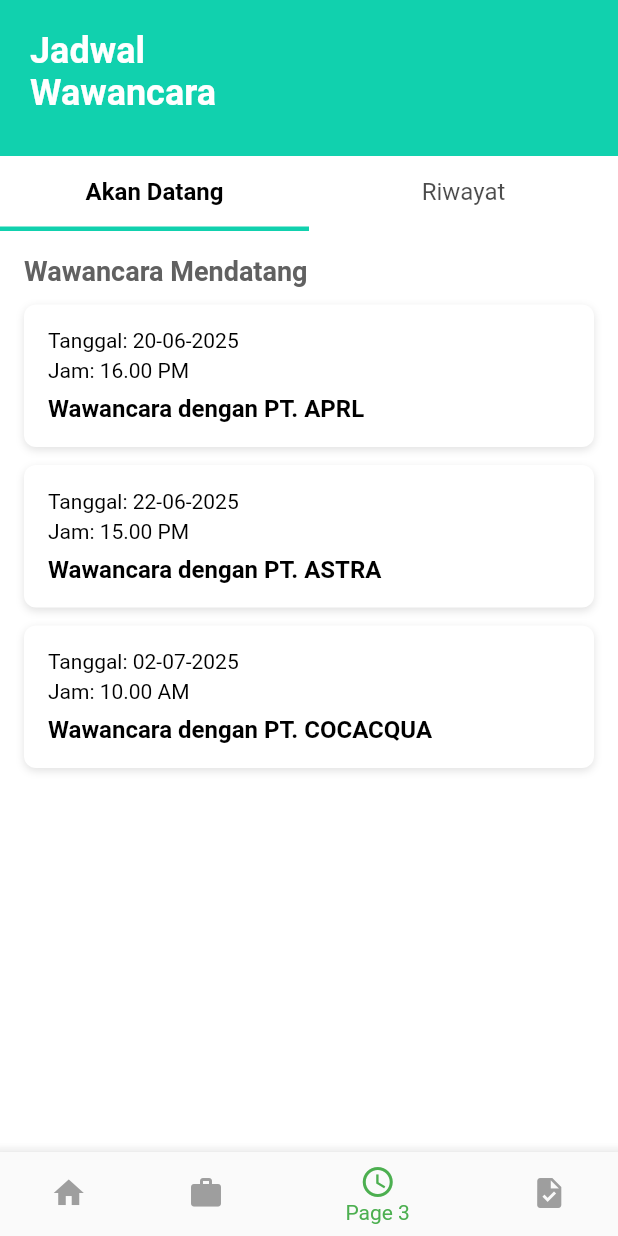
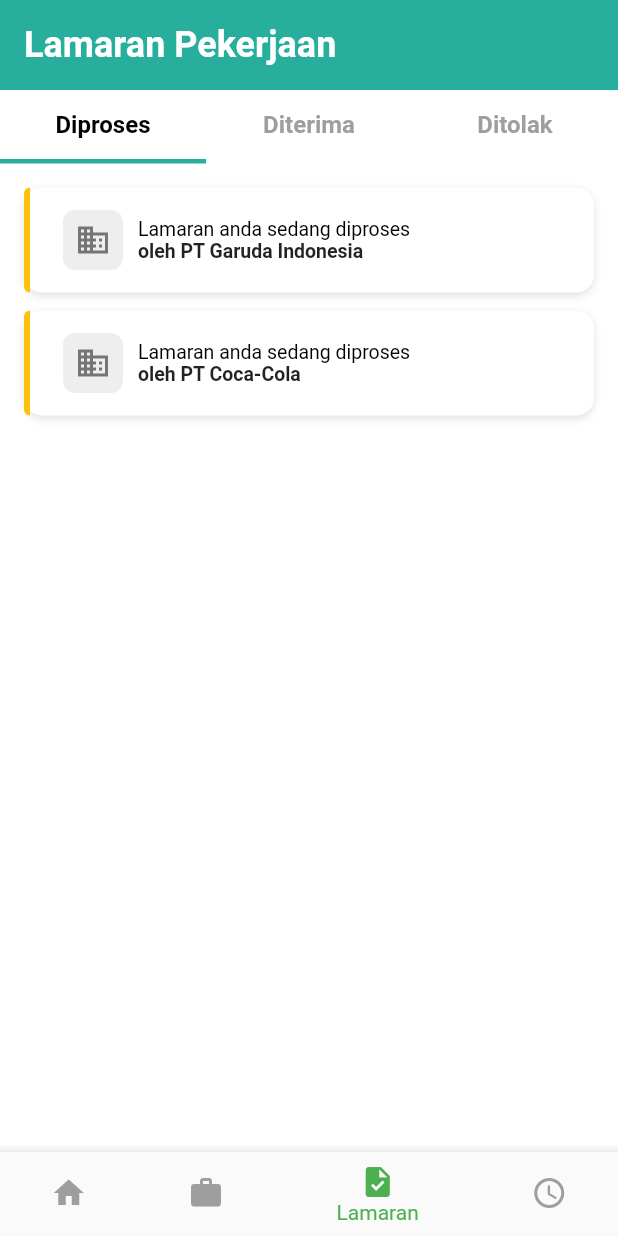
Before and after one commit to SIMPLIX07/KerjaKuy_PPB, a Flutter app: the screen it shows after launch, swiped to page 3, on a phone screen of 412 x 824 dp. Run offline on Flutter 3.47's test engine with Material 3 defaults, Android fonts, the phone set to English and light mode, and no system bars.

Commit message:
Menambah fitur lamaran pada page 3

```diff
--- a/lib/main.dart
+++ b/lib/main.dart
@@ -4,14 +4,110 @@ void main() {
   runApp(const MyApp());
 }
 
-Widget _buildInterviewItem({
+//WIDGET UNTUK PAGE 4
+Widget lamaran({
+  required String companyName,
+  required String status,
+}) {
+  // status lamaran(PAGE 3)
+  Color statusColor;
+  if (status == 'Diproses') {
+    statusColor = Colors.amber;
+  } else if (status == 'Diterima') {
+    statusColor = Colors.green;
+  } else {
+    statusColor = Colors.red;
+  }
+
+  // teks sesuai status(PAGE 3)
+  String message;
+  if (status == 'Diproses') {
+    message = "Lamaran anda sedang diproses";
+  } else if (status == 'Diterima') {
+    message = "Selamat! Lamaran anda diterima";
+  } else {
+    message = "Mohon maaf, lamaran anda belum diterima";
+  }
+
+  return Container(
+    margin: const EdgeInsets.only(bottom: 12),
+    decoration: BoxDecoration(
+      color: Colors.white,
+      borderRadius: BorderRadius.circular(12),
+      boxShadow: [
+        BoxShadow(
+          color: Colors.grey.withOpacity(0.3),
+          blurRadius: 4,
+          offset: Offset(0, 2),
+        ),
+      ],
+    ),
+    child: Row(
+      children: [
+        Container(
+          width: 4,
+          height: 70,
+          decoration: BoxDecoration(
+            color: statusColor,
+            borderRadius: BorderRadius.only(
+              topLeft: Radius.circular(12),
+              bottomLeft: Radius.circular(12),
+            ),
+          ),
+        ),
+        SizedBox(width: 10),
+        Padding(
+          padding: const EdgeInsets.all(12.0),
+          child: Row(
+            children: [
+              Container(
+                width: 40,
+                height: 40,
+                decoration: BoxDecoration(
+                  color: Colors.grey[200],
+                  borderRadius: BorderRadius.circular(8),
+                ),
+                child: Icon(Icons.business, color: Colors.grey[600]),
+              ),
+              SizedBox(width: 10),
+              Column(
+                crossAxisAlignment: CrossAxisAlignment.start,
+                children: [
+                  Text(
+                    message,
+                    style: TextStyle(fontSize: 13, color: Colors.black),
+                  ),
+                  Text(
+                    "oleh $companyName",
+                    style: TextStyle(fontWeight: FontWeight.bold, fontSize: 13),
+                  ),
+                ],
+              ),
+            ],
+          ),
+        ),
+      ],
+    ),
+  );
+}
+
+//WIDGET UNTUK PAGE 4
+Widget wawancara({
   required String date,
   required String time,
   required String company,
   bool isCompleted = false,
 }) {
+
+  Color statusColor;
+
+  if (isCompleted) {
+    statusColor = Colors.green;
+  } else {
+    statusColor = Colors.amber;
+  }
+
   return Container(
-    padding: EdgeInsets.all(16),
     margin: EdgeInsets.only(bottom: 12),
     decoration: BoxDecoration(
       color: Colors.white,
@@ -24,9 +120,33 @@ Widget _buildInterviewItem({
         ),
       ],
     ),
+    child: Row(
+      children: [
+        // Garis indikator di sebelah kiri
+        Container(
+          width: 4,
+          height: 100,
+          decoration: BoxDecoration(
+            color: statusColor,
+            borderRadius: BorderRadius.only(
+              topLeft: Radius.circular(8),
+              bottomLeft: Radius.circular(8),
+            ),
+          ),
+        ),
+        SizedBox(width: 12),
+        // Konten utama
+        Expanded(
+          child: Padding(
+            padding: EdgeInsets.all(12),
             child: Column(
               crossAxisAlignment: CrossAxisAlignment.start,
               children: [
+                // Baris pertama: Tanggal dengan ikon
+                Row(
+                  children: [
+                    Icon(Icons.calendar_today, size: 16, color: Colors.grey),
+                    SizedBox(width: 6),
                     Text(
                       "Tanggal: $date",
                       style: TextStyle(
@@ -34,13 +154,22 @@ Widget _buildInterviewItem({
                         color: isCompleted ? Colors.grey : Colors.black,
                       ),
                     ),
-        SizedBox(height: 4),
+                  ],
+                ),
+                SizedBox(height: 6),
+                // Baris kedua: Jam dengan ikon
+                Row(
+                  children: [
+                    Icon(Icons.access_time, size: 16, color: Colors.grey),
+                    SizedBox(width: 6),
                     Text(
                       "Jam: $time",
                       style: TextStyle(
                         fontSize: 14,
                         color: isCompleted ? Colors.grey : Colors.black,
                       ),
+                    ),
+                  ],
                 ),
                 SizedBox(height: 8),
                 Text(
@@ -51,20 +180,8 @@ Widget _buildInterviewItem({
                     color: isCompleted ? Colors.grey : Colors.black,
                   ),
                 ),
-        if (isCompleted)
-          Container(
-            margin: EdgeInsets.only(top: 8),
-            padding: EdgeInsets.symmetric(horizontal: 12, vertical: 4),
-            decoration: BoxDecoration(
-              color: Colors.green,
-              borderRadius: BorderRadius.circular(12),
-            ),
-            child: Text(
-              "Selesai",
-              style: TextStyle(
-                color: Colors.white,
-                fontSize: 12,
-                fontWeight: FontWeight.bold,
+                SizedBox(height: 8),
+              ],
             ),
           ),
         ),
@@ -98,21 +215,23 @@ class HomePage extends StatefulWidget {
   State<HomePage> createState() => _HomePageState();
 }
 
-class _HomePageState extends State<HomePage>
-    with SingleTickerProviderStateMixin {
+class _HomePageState extends State<HomePage> with TickerProviderStateMixin {
   final PageController _pageController = PageController();
   int _currentIndex = 0;
-  late TabController _tabController;
+  late TabController _tabControllerPage3;
+  late TabController _tabControllerPage4;
 
   @override
   void initState() {
     super.initState();
-    _tabController = TabController(length: 2, vsync: this);
+    _tabControllerPage3 = TabController(length: 3, vsync: this);
+    _tabControllerPage4 = TabController(length: 2, vsync: this);
   }
 
   @override
   void dispose() {
-    _tabController.dispose();
+    _tabControllerPage3.dispose();
+    _tabControllerPage4.dispose();
     super.dispose();
   }
 
@@ -135,6 +254,7 @@ class _HomePageState extends State<HomePage>
           controller: _pageController,
           onPageChanged: _onPageChanged,
           children: [
+            // PAGE 1 - HOME
             Stack(
               children: [
                 Column(
@@ -636,98 +756,181 @@ class _HomePageState extends State<HomePage>
               ],
             ),
 
-            // PAGE 3
+            // PAGE 3 - LAMARAN
             Column(
               children: [
                 // HEADER
                 Container(
                   width: double.infinity,
-                  padding: EdgeInsets.all(20),
-                  decoration: BoxDecoration(
-                    color: const Color.fromARGB(255, 17, 209, 174),
-                  ),
+                  padding: EdgeInsets.all(16),
+                  decoration: BoxDecoration(color: const Color(0xFF28AE9D)),
                   child: SafeArea(
                     bottom: false,
                     child: Column(
                       crossAxisAlignment: CrossAxisAlignment.start,
                       children: [
                         Text(
-                          "Jadwal \nWawancara",
+                          "Lamaran Pekerjaan",
                           style: TextStyle(
                             fontSize: 24,
                             fontWeight: FontWeight.bold,
                             color: Colors.white,
                           ),
                         ),
-                        SizedBox(height: 8),
                       ],
                     ),
                   ),
                 ),
 
-                // TAB BAR DI BAWAH HEADER - DIPINDAH KELUAR DARI HEADER
+                // TAB BAR
                 Container(
-                  color: const Color.fromARGB(255, 255, 255, 255), // Warna sama dengan header
-                  child: Container(
-                    height: 50,
+                  color: Colors.white,
                   child: TabBar(
-                      controller: _tabController,
-                      indicatorColor: const Color.fromARGB(255, 17, 209, 174),
+                    controller: _tabControllerPage3,
+                    indicatorColor: const Color(0xFF28AE9D),
                     indicatorWeight: 3,
-                      labelColor: const Color.fromARGB(255, 0, 0, 0),
-                      unselectedLabelColor: const Color.fromARGB(255, 0, 0, 0).withOpacity(0.7),
+                    labelColor: Colors.black,
+                    unselectedLabelColor: Colors.grey,
                     labelStyle: TextStyle(
                       fontSize: 16,
                       fontWeight: FontWeight.bold,
                     ),
-                      unselectedLabelStyle: TextStyle(
+                    tabs: const [
+                      Tab(text: "Diproses"),
+                      Tab(text: "Diterima"),
+                      Tab(text: "Ditolak"),
+                    ],
+                  ),
+                ),
+
+                // TAB CONTENT
+                Expanded(
+                  child: TabBarView(
+                    controller: _tabControllerPage3,
+                    children: [
+                      // TAB 1: Diproses
+                      Padding(
+                        padding: EdgeInsets.all(16),
+                        child: ListView(
+                          children: [
+                            lamaran(
+                              companyName: "PT Garuda Indonesia",
+                              status: "Diproses",
+                            ),
+                            lamaran(
+                              companyName: "PT Coca-Cola",
+                              status: "Diproses",
+                            ),
+                          ],
+                        ),
+                      ),
+
+                      // TAB 2: Diterima
+                      Padding(
+                        padding: EdgeInsets.all(16),
+                        child: ListView(
+                          children: [
+                            lamaran(
+                              companyName: "PT Indomie",
+                              status: "Diterima",
+                            ),
+                            lamaran(
+                              companyName: "PT Astra International",
+                              status: "Diterima",
+                            ),
+                          ],
+                        ),
+                      ),
+
+                      // TAB 3: Ditolak
+                      Padding(
+                        padding: EdgeInsets.all(16),
+                        child: ListView(
+                          children: [
+                            lamaran(
+                              companyName: "PT Unilever",
+                              status: "Ditolak",
+                            ),
+                            lamaran(
+                              companyName: "PT Tokopedia",
+                              status: "Ditolak",
+                            ),
+                          ],
+                        ),
+                      ),
+                    ],
+                  ),
+                ),
+              ],
+            ),
+
+            // PAGE 4 - JADWAL WAWANCARA
+            Column(
+              children: [
+                // HEADER
+                Container(
+                  width: double.infinity,
+                  padding: EdgeInsets.all(16),
+                  decoration: BoxDecoration(color: Color(0xFF28AE9D)),
+                  child: SafeArea(
+                    bottom: false,
+                    child: Column(
+                      crossAxisAlignment: CrossAxisAlignment.start,
+                      children: [
+                        Text(
+                          "Jadwal Wawancara",
+                          style: TextStyle(
+                            fontSize: 24,
+                            fontWeight: FontWeight.bold,
+                            color: Colors.white,
+                          ),
+                        ),
+                      ],
+                    ),
+                  ),
+                ),
+
+                // TAB BAR
+                Container(
+                  color: Colors.white,
+                  child: TabBar(
+                    controller: _tabControllerPage4,
+                    indicatorColor: const Color(0xFF28AE9D),
+                    indicatorWeight: 3,
+                    labelColor: Colors.black,
+                    unselectedLabelColor: Colors.grey,
+                    labelStyle: TextStyle(
                       fontSize: 16,
-                        fontWeight: FontWeight.normal,
+                      fontWeight: FontWeight.bold,
                     ),
-                      tabs: [
+                    tabs: const [
                       Tab(text: "Akan Datang"),
                       Tab(text: "Riwayat"),
                     ],
                   ),
                 ),
-                ),
 
-                // TAB BAR VIEW UNTUK KONTEN
+                // TAB CONTENT
                 Expanded(
                   child: TabBarView(
-                    controller: _tabController,
+                    controller: _tabControllerPage4,
                     children: [
-                      // TAB 1: AKAN DATANG
+                      // TAB 1: Akan Datang
                       Padding(
                         padding: EdgeInsets.all(16),
-                        child: Column(
-                          crossAxisAlignment: CrossAxisAlignment.start,
-                          children: [
-                            Text(
-                              "Wawancara Mendatang",
-                              style: TextStyle(
-                                fontSize: 18,
-                                fontWeight: FontWeight.bold,
-                                color: Colors.grey[700],
-                              ),
-                            ),
-                            SizedBox(height: 12),
-                            Expanded(
                         child: ListView(
                           children: [
-                                  _buildInterviewItem(
+                            wawancara(
                               date: "20-06-2025",
                               time: "16.00 PM",
                               company: "PT. APRL",
                             ),
-
-                                  _buildInterviewItem(
+                            wawancara(
                               date: "22-06-2025",
                               time: "15.00 PM",
                               company: "PT. ASTRA",
                             ),
-
-                                  _buildInterviewItem(
+                            wawancara(
                               date: "02-07-2025",
                               time: "10.00 AM",
                               company: "PT. COCACQUA",
@@ -735,49 +938,25 @@ class _HomePageState extends State<HomePage>
                           ],
                         ),
                       ),
-                          ],
-                        ),
-                      ),
 
-                      // TAB 2: SELESAI
+                      // TAB 2: Riwayat
                       Padding(
                         padding: EdgeInsets.all(16),
-                        child: Column(
-                          crossAxisAlignment: CrossAxisAlignment.start,
-                          children: [
-                            Text(
-                              "Riwayat Wawancara",
-                              style: TextStyle(
-                                fontSize: 18,
-                                fontWeight: FontWeight.bold,
-                                color: Colors.grey[700],
-                              ),
-                            ),
-                            SizedBox(height: 8),
-                            Text(
-                              "Daftar wawancara yang telah diselesaikan",
-                              style: TextStyle(
-                                fontSize: 14,
-                                color: Colors.grey[600],
-                              ),
-                            ),
-                            SizedBox(height: 12),
-                            Expanded(
                         child: ListView(
                           children: [
-                                  _buildInterviewItem(
+                            wawancara(
                               date: "15-06-2025",
                               time: "14.00 PM",
                               company: "PT. Google Indonesia",
                               isCompleted: true,
                             ),
-                                  _buildInterviewItem(
+                            wawancara(
                               date: "10-06-2025",
                               time: "09.00 AM",
                               company: "PT. Microsoft Asia",
                               isCompleted: true,
                             ),
-                                  _buildInterviewItem(
+                            wawancara(
                               date: "05-06-2025",
                               time: "13.30 PM",
                               company: "PT. Amazon Web Services",
@@ -791,11 +970,6 @@ class _HomePageState extends State<HomePage>
                 ),
               ],
             ),
-                ),
-              ],
-            ),
-
-            Center(child: Text("Page 4", style: TextStyle(fontSize: 24))),
           ],
         ),
       ),
@@ -812,11 +986,11 @@ class _HomePageState extends State<HomePage>
           items: const [
             BottomNavigationBarItem(icon: Icon(Icons.home), label: "Page 1"),
             BottomNavigationBarItem(icon: Icon(Icons.work), label: "Page 2"),
+            BottomNavigationBarItem(icon: Icon(Icons.task), label: "Lamaran"),
             BottomNavigationBarItem(
               icon: Icon(Icons.schedule),
-              label: "Page 3",
+              label: "Jadwal",
             ),
-            BottomNavigationBarItem(icon: Icon(Icons.task), label: "Page 4"),
           ],
         ),
       ),
```
Also changed, not shown: lib/assets/LogoApril.png (added), lib/assets/LogoUnilever.png (added). Lines whose indentation alone changed are shown as unchanged.
